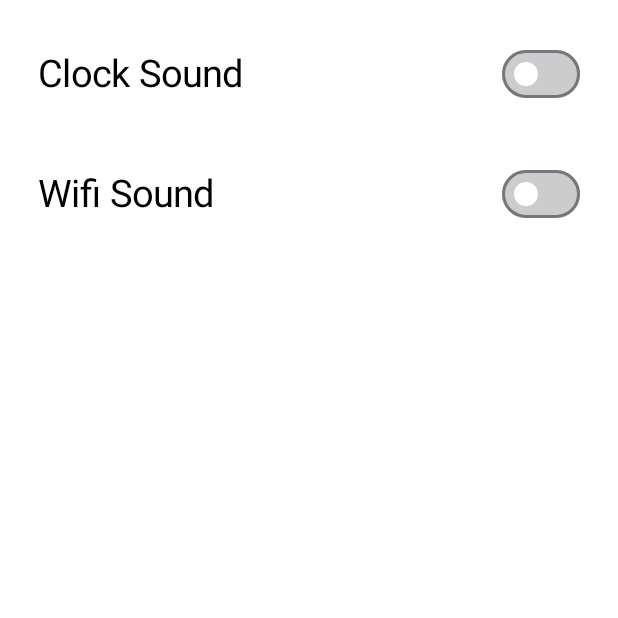
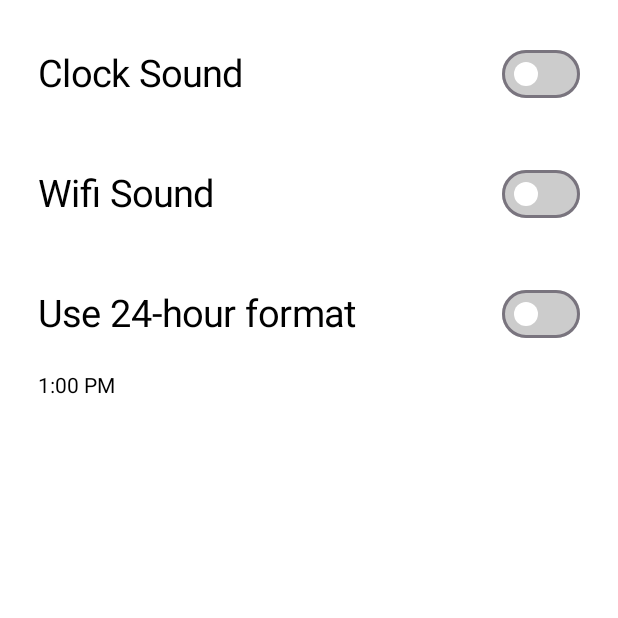
Before and after one commit to albinsojan-dev/Play_Sound, an Android app built with Jetpack Compose: the screen it shows after launch (MainActivity), after a tap on "Settings Icon", on a phone screen of 412 x 824 dp, the top half of it. Run offline under Robolectric (Android 15) with nearby library versions, the phone set to English and light mode, and no system bars.

Commit message:
fist stage end

```diff
--- a/app/src/main/java/com/albin/playSound/bridge/SwitchClock.kt
+++ b/app/src/main/java/com/albin/playSound/bridge/SwitchClock.kt
@@ -6,49 +6,29 @@ import android.content.Context
 import android.os.Build
 import androidx.annotation.RequiresApi
 import androidx.compose.runtime.Composable
-import androidx.compose.runtime.LaunchedEffect
-import androidx.compose.runtime.rememberCoroutineScope
-import com.albin.playSound.clock.SoundPlayer
-import kotlinx.coroutines.launch
+import com.albin.playSound.clock.ClockTime
 
 class SwitchClock {
     @RequiresApi(Build.VERSION_CODES.O)
     @SuppressLint("SuspiciousIndentation")
     @Composable
-    fun Clock(context: Context, isClock: Boolean) {
-        val coroutineScope = rememberCoroutineScope()
-
-        LaunchedEffect(isClock) {
+    fun Clock(context: Context, isClock: Boolean, isHourFormat: Boolean) {
         if (isClock) {
-                // Start the function
-                coroutineScope.launch {
-                    startClock(context)
-                }
+            StartClock(context, isHourFormat)
         } else {
-                // Stop the function
-                coroutineScope.launch {
             stopClock(context)
         }
     }
 }
-    }
 
+@Composable
 @RequiresApi(Build.VERSION_CODES.O)
-    fun startClock(context: Context) {
-        val sharedPreferences = context.getSharedPreferences("MyPrefs", MODE_PRIVATE)
-        val editor = sharedPreferences.edit()
-        editor.putBoolean("play_Clock", true)
-        editor.apply()
-        SoundPlayer(context).startTimer()
+private fun StartClock(context: Context, isHourFormat: Boolean) {
+   ClockTime().startTimer(context,isHourFormat)
     println("Function is running")
 }
 
 private fun stopClock(context: Context) {
-        val sharedPreferences = context.getSharedPreferences("MyPrefs", MODE_PRIVATE)
-        val editor = sharedPreferences.edit()
-        editor.putBoolean("play_Clock", false)
-        editor.apply()
     // Implement stopping logic if necessary
     println("Function has stopped")
 }
-}
--- a/app/src/main/java/com/albin/playSound/clock/MainActivity.kt
+++ /dev/null
@@ -1,35 +0,0 @@
-package com.albin.playSound.clock
-
-import android.annotation.SuppressLint
-import android.content.Intent
-import android.os.Build
-import android.os.Bundle
-import androidx.activity.ComponentActivity
-import androidx.activity.compose.setContent
-import androidx.annotation.RequiresApi
-import androidx.core.app.ActivityCompat
-import com.albin.playSound.home.MainUi
-
-class MainActivity : ComponentActivity() {
-    @SuppressLint("SuspiciousIndentation")
-    @RequiresApi(Build.VERSION_CODES.O)
-    override fun onCreate(savedInstanceState: Bundle?) {
-        super.onCreate(savedInstanceState)
-        if (Build.VERSION.SDK_INT >= Build.VERSION_CODES.O) {
-            if (Build.VERSION.SDK_INT >= Build.VERSION_CODES.TIRAMISU)
-                ActivityCompat.requestPermissions(
-                    this,
-                    arrayOf(
-                        android.Manifest.permission.FOREGROUND_SERVICE
-                    ),
-                    0
-                )
-            setContent {
-                MainUi().ClockComposable()
-
-            }
-            val intent = Intent(this, RunningService::class.java)
-            startForegroundService(intent)
-        }
-    }
-}
--- a/app/src/main/java/com/albin/playSound/clock/RunningApp.kt
+++ /dev/null
@@ -1,23 +0,0 @@
-package com.albin.playSound.clock
-
-import android.app.Application
-import android.app.NotificationChannel
-import android.app.NotificationManager
-import android.content.Context
-import android.os.Build
-
-class RunningApp:Application() {
-
-    override fun onCreate() {
-        super.onCreate()
-        if (Build.VERSION.SDK_INT >= Build.VERSION_CODES.O) {
-            val channel = NotificationChannel(
-                "running_channel",
-                "Running Notification",
-                NotificationManager.IMPORTANCE_HIGH
-            )
-            val notificationManager = getSystemService(Context.NOTIFICATION_SERVICE) as NotificationManager
-            notificationManager.createNotificationChannel(channel)
-        }
-    }
-}
--- a/app/src/main/java/com/albin/playSound/home/MainUi.kt
+++ b/app/src/main/java/com/albin/playSound/home/MainUi.kt
@@ -1,6 +1,7 @@
 package com.albin.playSound.home
 
-import android.icu.text.SimpleDateFormat
+import android.annotation.SuppressLint
+import android.content.Context.MODE_PRIVATE
 import android.os.Build
 import androidx.annotation.RequiresApi
 import androidx.compose.foundation.background
@@ -27,22 +28,55 @@ import androidx.compose.ui.text.font.FontWeight
 import androidx.compose.ui.tooling.preview.Preview
 import androidx.compose.ui.unit.dp
 import androidx.compose.ui.unit.sp
+import androidx.navigation.NavController
+import androidx.navigation.compose.NavHost
+import androidx.navigation.compose.composable
+import androidx.navigation.compose.rememberNavController
 import com.albin.playSound.R
 import kotlinx.coroutines.delay
+import java.time.LocalTime
+import java.time.format.DateTimeFormatter
 import java.util.Calendar
-import java.util.Locale
 
 class MainUi {
 
     @RequiresApi(Build.VERSION_CODES.O)
     @Composable
-    fun ClockComposable() {
-        val setting = remember { mutableStateOf(false) }
+    fun NavController() {
+        val navController = rememberNavController()
+        NavHost(navController = navController, startDestination = "first_screen") {
+            composable("first_screen") {
+                ClockComposable(navController = navController)
+            }
+            composable("second_screen") {
+                SecondScreen()
+            }
+        }
+    }
+    @SuppressLint("SuspiciousIndentation")
+    @RequiresApi(Build.VERSION_CODES.O)
+    @Composable
+    fun SecondScreen() {
+        SettingButton().SwitchWithCallback()
+    }
+
+    @RequiresApi(Build.VERSION_CODES.O)
+    @Composable
+    fun ClockComposable(navController: NavController) {
+
+        val sharedPreferences = LocalContext.current.getSharedPreferences("MyPrefs", MODE_PRIVATE)
+        val isHourFormat = sharedPreferences.getBoolean("24_hour_format", false)
+
+        val timeFormatter = if (isHourFormat) {
+            DateTimeFormatter.ofPattern("HH:mm:ss")
+        } else {
+            DateTimeFormatter.ofPattern("hh:mm:ss a")
+        }
+
         val now = remember { mutableStateOf(Calendar.getInstance().time) }
-        val is24HourFormat = android.text.format.DateFormat.is24HourFormat(LocalContext.current)
-        val timeFormat = remember {
-            SimpleDateFormat(if (is24HourFormat) "HH:mm:ss" else "hh:mm:ss a", Locale.getDefault())
-        }
+        val currentTime = LocalTime.now()
+        val formattedTime = currentTime.format(timeFormatter)
+
         LaunchedEffect(Unit) {
             while (true) {
                 now.value = Calendar.getInstance().time
@@ -68,7 +102,7 @@ class MainUi {
                     horizontalAlignment = Alignment.End
                 ) {
                     Button(
-                        onClick = { setting.value = !setting.value },
+                        onClick = { navController.navigate("second_screen") },
                         colors = ButtonDefaults.buttonColors(
                             containerColor = Color.White, // Background color when the button is enabled
                             contentColor = Color.White, // Content (text) color when the button is enabled
@@ -86,15 +120,11 @@ class MainUi {
                 }
             }
             Text(
-                text = timeFormat.format(now.value),
+                text = formattedTime.format(now.value),
                 fontSize = 65.sp,
                 color = Color.White,
                 fontWeight = FontWeight.Bold
             )
-
-            if (setting.value) {
-                SettingButton().SwitchWithCallback()
-            }
         }
     }
 
@@ -102,6 +132,6 @@ class MainUi {
     @Preview(showBackground = true)
     @Composable
     fun Show() {
-        ClockComposable()
+        NavController()
     }
 }
--- a/app/src/main/java/com/albin/playSound/home/SettingButton.kt
+++ b/app/src/main/java/com/albin/playSound/home/SettingButton.kt
@@ -1,5 +1,6 @@
 package com.albin.playSound.home
 
+import android.app.Activity.MODE_PRIVATE
 import android.os.Build
 import androidx.annotation.RequiresApi
 import androidx.compose.foundation.background
@@ -23,24 +24,36 @@ import androidx.compose.ui.Modifier
 import androidx.compose.ui.graphics.Color
 import androidx.compose.ui.platform.LocalContext
 import androidx.compose.ui.res.stringResource
+import androidx.compose.ui.text.style.TextAlign
 import androidx.compose.ui.tooling.preview.Preview
 import androidx.compose.ui.unit.dp
 import androidx.compose.ui.unit.sp
 import com.albin.playSound.R
 import com.albin.playSound.bridge.SwitchClock
 import com.albin.playSound.bridge.SwitchWifi
+import java.time.Clock
 
+
+@RequiresApi(Build.VERSION_CODES.O)
 class SettingButton {
 
-    @RequiresApi(Build.VERSION_CODES.O)
     @Composable
     fun SwitchWithCallback() {
 
         val context = LocalContext.current
         var isClock by remember { mutableStateOf(false) }
         var isSound by remember { mutableStateOf(false) }
+        var isHourFormat by remember { mutableStateOf(false) }
 
-        SwitchClock().Clock(context, isClock)
+        // Retrieve shared preferences
+        val sharedPreferences = context.getSharedPreferences("MyPrefs", MODE_PRIVATE)
+
+        // Read initial values from shared preferences
+        isClock = sharedPreferences.getBoolean("play_Clock", false)
+        isSound = sharedPreferences.getBoolean("play_Wifi", false)
+        isHourFormat = sharedPreferences.getBoolean("24_hour_format", false)
+
+        SwitchClock().Clock(context,isClock, isHourFormat)
         SwitchWifi().Wifi(context, isSound)
 
         Column(
@@ -48,7 +61,7 @@ class SettingButton {
                 .background(Color.White)
                 .fillMaxSize()
                 .padding(25.dp),
-            horizontalAlignment = Alignment.End,
+            horizontalAlignment = Alignment.Start,
             verticalArrangement = Arrangement.Top
         ) {
             Row(
@@ -61,14 +74,14 @@ class SettingButton {
                     modifier = Modifier.weight(1f)
                 )
                 Switch(
-                    checked = isClock,
-                    onCheckedChange = {
-                        isClock = it
+                    checked = isClock, onCheckedChange = { checked ->
+                        isClock = checked
+                        sharedPreferences.edit().putBoolean("play_Clock", checked).apply()
                     }, colors = SwitchDefaults.colors(
-                        checkedThumbColor = Color.White, // Color of the thumb when checked
-                        uncheckedThumbColor = Color.White, // Color of the thumb when unchecked
-                        checkedTrackColor = Color.Gray, // Color of the track when checked
-                        uncheckedTrackColor = Color.LightGray // Color of the track when unchecked
+                        checkedThumbColor = Color.White,
+                        uncheckedThumbColor = Color.White,
+                        checkedTrackColor = Color.Gray,
+                        uncheckedTrackColor = Color.LightGray
                     )
                 )
             }
@@ -84,20 +97,55 @@ class SettingButton {
                     modifier = Modifier.weight(1f)
                 )
                 Switch(
-                    checked = isSound,
-                    onCheckedChange = {
-                        isSound = it
+                    checked = isSound, onCheckedChange = { checked ->
+                        isSound = checked
+                        sharedPreferences.edit().putBoolean("play_Wifi", checked).apply()
                     }, colors = SwitchDefaults.colors(
-                        checkedThumbColor = Color.White, // Color of the thumb when checked
-                        uncheckedThumbColor = Color.White, // Color of the thumb when unchecked
-                        checkedTrackColor = Color.Gray, // Color of the track when checked
-                        uncheckedTrackColor = Color.LightGray // Color of the track when unchecked
+                        checkedThumbColor = Color.White,
+                        uncheckedThumbColor = Color.White,
+                        checkedTrackColor = Color.Gray,
+                        uncheckedTrackColor = Color.LightGray
                     )
+                )
+            }
+
+            Spacer(modifier = Modifier.height(16.dp))
+
+            Row(
+                verticalAlignment = Alignment.CenterVertically,
+                modifier = Modifier.padding(bottom = 16.dp)
+            ) {
+                Text(
+                    text = stringResource(R.string.use_24_hour_format),
+                    fontSize = 25.sp,
+                    modifier = Modifier.weight(1f)
+                )
+
+                Switch(
+                    checked = isHourFormat, onCheckedChange = { checked ->
+                        isHourFormat = checked
+                        sharedPreferences.edit().putBoolean("24_hour_format", checked).apply()
+                    }, colors = SwitchDefaults.colors(
+                        checkedThumbColor = Color.White,
+                        uncheckedThumbColor = Color.White,
+                        checkedTrackColor = Color.Gray,
+                        uncheckedTrackColor = Color.LightGray
+                    )
+                )
+            }
+            if (isHourFormat) {
+                Text(
+                    textAlign = TextAlign.Start,
+                    text = stringResource(R.string.twenty_four_time),
+                )
+            } else {
+                Text(
+                    text = stringResource(R.string.twelve_time)
+
                 )
             }
         }
     }
-
     @RequiresApi(Build.VERSION_CODES.O)
     @Preview(showBackground = true)
     @Composable
--- /dev/null
+++ b/app/src/main/java/com/albin/playSound/main/MainActivity.kt
@@ -0,0 +1,35 @@
+package com.albin.playSound.main
+
+import android.annotation.SuppressLint
+import android.content.Intent
+import android.os.Build
+import android.os.Bundle
+import androidx.activity.ComponentActivity
+import androidx.activity.compose.setContent
+import androidx.annotation.RequiresApi
+import androidx.compose.ui.platform.LocalContext
+import androidx.core.app.ActivityCompat
+import com.albin.playSound.home.MainUi
+
+class MainActivity : ComponentActivity() {
+    @SuppressLint("SuspiciousIndentation")
+    @RequiresApi(Build.VERSION_CODES.O)
+    override fun onCreate(savedInstanceState: Bundle?) {
+        super.onCreate(savedInstanceState)
+        if (Build.VERSION.SDK_INT >= Build.VERSION_CODES.O) {
+            if (Build.VERSION.SDK_INT >= Build.VERSION_CODES.TIRAMISU)
+                ActivityCompat.requestPermissions(
+                    this,
+                    arrayOf(
+                        android.Manifest.permission.FOREGROUND_SERVICE
+                    ),
+                    0
+                )
+            setContent {
+                MainUi().NavController()
+            }
+            val intent = Intent(this, RunningService::class.java)
+            startForegroundService(intent)
+        }
+    }
+}
--- /dev/null
+++ b/app/src/main/java/com/albin/playSound/main/RunningApp.kt
@@ -0,0 +1,23 @@
+package com.albin.playSound.main
+
+import android.app.Application
+import android.app.NotificationChannel
+import android.app.NotificationManager
+import android.content.Context
+import android.os.Build
+
+class RunningApp:Application() {
+
+    override fun onCreate() {
+        super.onCreate()
+        if (Build.VERSION.SDK_INT >= Build.VERSION_CODES.O) {
+            val channel = NotificationChannel(
+                "running_channel",
+                "Running Notification",
+                NotificationManager.IMPORTANCE_HIGH
+            )
+            val notificationManager = getSystemService(Context.NOTIFICATION_SERVICE) as NotificationManager
+            notificationManager.createNotificationChannel(channel)
+        }
+    }
+}
--- a/app/src/main/res/values/strings.xml
+++ b/app/src/main/res/values/strings.xml
@@ -3,5 +3,8 @@
     <string name="setting">Setting</string>
     <string name="clock_sound">Clock Sound</string>
     <string name="wifi_sound">Wifi Sound</string>
+    <string name="use_24_hour_format">Use 24-hour format</string>
+    <string name="twelve_time">1:00 PM</string>
+    <string name="twenty_four_time">13:00</string>
 
 </resources>
```
Also changed, not shown: app/build.gradle.kts (+2 -5 lines), app/src/main/AndroidManifest.xml (+4 -4 lines), app/src/main/java/com/albin/playSound/clock/ClockTime.kt (added, +68 -0 lines), app/src/main/java/com/albin/playSound/clock/MyBroadcastReceiver.kt (deleted, +0 -15 lines), app/src/main/java/com/albin/playSound/clock/PlaySound.kt (added, +23 -0 lines), app/src/main/java/com/albin/playSound/clock/RunningService.kt (deleted, +0 -34 lines), app/src/main/java/com/albin/playSound/clock/SoundPlayer.kt (deleted, +0 -151 lines), app/src/main/java/com/albin/playSound/main/MyBroadcastReceiver.kt (added, +15 -0 lines), app/src/main/java/com/albin/playSound/main/RunningService.kt (added, +34 -0 lines), 223 other files. Lines whose indentation alone changed are shown as unchanged.
